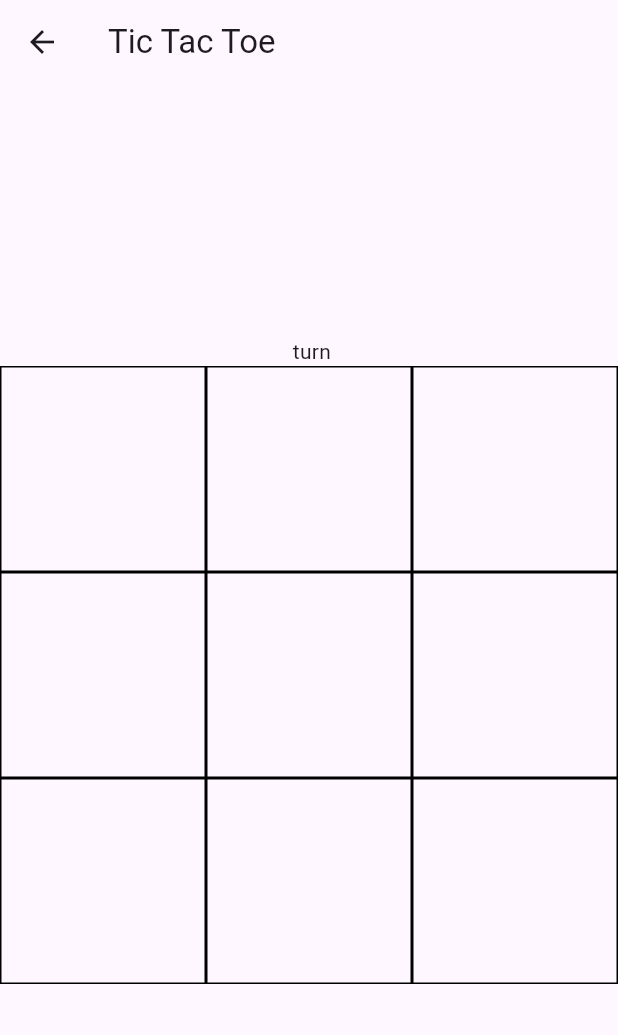
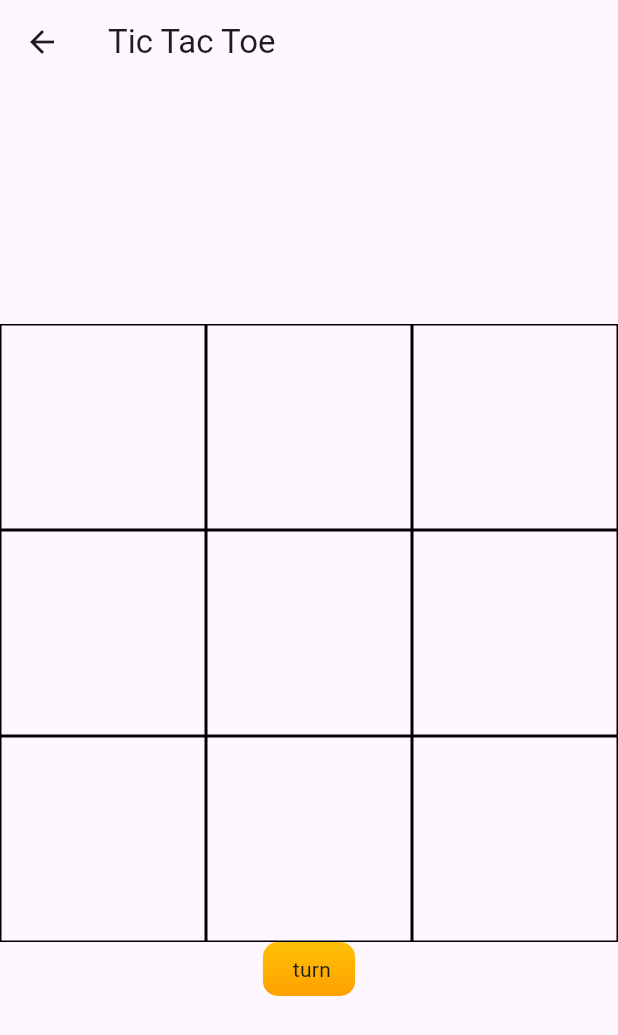
Before and after one commit to SulabhShrestha/tic-tac-toe, a Flutter app: the GamePage screen opened directly with empty values, on a phone screen of 412 x 824 dp. Shown: the top 1035 px of the screen. Run offline on Flutter 3.47's test engine with Material 3 defaults, Android fonts, the phone set to English and light mode, and no system bars; our stand-ins replace flutter_dotenv, flutter_riverpod, socket_io_client; statements that could not run were skipped.

Commit message:
Player profile card added for game page

```diff
--- a/mobile/lib/main.dart
+++ b/mobile/lib/main.dart
@@ -1,8 +1,3 @@
-import 'dart:convert';
-import 'dart:developer';
-import 'dart:io';
-import 'dart:math';
-
 import 'package:flutter/material.dart';
 import 'package:flutter_riverpod/flutter_riverpod.dart';
 import 'package:mobile/providers/user_id_provider.dart';
--- a/mobile/lib/providers/game_conclusion_provider.dart
+++ b/mobile/lib/providers/game_conclusion_provider.dart
@@ -1,5 +1,4 @@
 import 'package:flutter_riverpod/flutter_riverpod.dart';
-import 'package:mobile/utils/tic_tac_utils.dart';
 
 /// Stores whose game conclusion
 final gameConclusionProvider =
--- a/mobile/lib/providers/user_id_provider.dart
+++ b/mobile/lib/providers/user_id_provider.dart
@@ -1,6 +1,5 @@
 import 'dart:math';
 
-import 'package:flutter/material.dart';
 import 'package:flutter_riverpod/flutter_riverpod.dart';
 
 /// Stores whose turn it is
--- a/mobile/lib/views/game_page/game_page.dart
+++ b/mobile/lib/views/game_page/game_page.dart
@@ -1,4 +1,3 @@
-import 'dart:developer';
 import 'dart:ui';
 
 import 'package:flutter/material.dart';
@@ -14,8 +13,8 @@ import 'package:mobile/providers/waiting_for_connection_provider.dart';
 import 'package:mobile/services/socket_web_services.dart';
 import 'package:mobile/utils/tic_tac_utils.dart';
 import 'package:mobile/views/game_page/widgets/player_icon.dart';
+import 'package:mobile/views/game_page/widgets/player_profile_card.dart';
 import 'package:mobile/views/game_page/widgets/waiting_loading_indicator.dart';
-import 'package:mobile/views/homepage/home_page.dart';
 
 import 'widgets/display_game_conclusion.dart';
 
@@ -67,7 +66,7 @@ class _HomePageState extends ConsumerState<GamePage> {
       if (!snackBarShown) {
         snackBarShown = true;
         ScaffoldMessenger.of(context).showSnackBar(
-          SnackBar(content: Text("Other player left the game.")),
+          const SnackBar(content: Text("Other player left the game.")),
         );
       }
     });
@@ -88,14 +87,14 @@ class _HomePageState extends ConsumerState<GamePage> {
         debugPrint("Inside game init $gameInit");
 
         ref.watch(allPlayersProvider.notifier).addPlayers(gameInit);
-        ref.watch(playerTurnProvider.notifier).state = gameInit["player1"];
+        ref.watch(playerTurnProvider.notifier).state = gameInit["Player 1"];
         ref.watch(waitingForConnectionProvider.notifier).state = false;
       });
     } else {
       Future(() {
         ref.watch(allPlayersProvider.notifier).addPlayers(widget.players);
         ref.watch(playerTurnProvider.notifier).state =
-            widget.players["player1"];
+            widget.players["Player 1"];
         ref.watch(waitingForConnectionProvider.notifier).state = false;
       });
     }
@@ -206,7 +205,7 @@ class _HomePageState extends ConsumerState<GamePage> {
             onPressed: () async {
               await _showBackDialog();
             },
-            icon: Icon(Icons.arrow_back),
+            icon: const Icon(Icons.arrow_back),
           ),
         ),
         body: SafeArea(
@@ -217,16 +216,15 @@ class _HomePageState extends ConsumerState<GamePage> {
                 mainAxisSize: MainAxisSize.max,
                 mainAxisAlignment: MainAxisAlignment.center,
                 children: [
-                  // who's turn
-                  Text(
-                      "${playerTurnProv == "123" ? "Your" : playerTurnProv} turn"),
-
                   Row(
                     mainAxisAlignment: MainAxisAlignment.spaceBetween,
                     children: [
+                      // for (final entry in ref.read(allPlayersProvider).entries)
+                      //   PlayerIcon(
+                      //       playerTitle: entry.key, playerUid: entry.value),
+
                       for (final entry in ref.read(allPlayersProvider).entries)
-                        PlayerIcon(
-                            playerTitle: entry.key, playerUid: entry.value),
+                        PlayerProfileCard(playerInfo: entry),
                     ],
                   ),
 
@@ -240,6 +238,22 @@ class _HomePageState extends ConsumerState<GamePage> {
                     children: [
                       for (int a = 0; a < 9; a++) _buildGridCell(a),
                     ],
+                  ),
+
+                  // who's turn
+                  Container(
+                    decoration: BoxDecoration(
+                      borderRadius: BorderRadius.circular(10),
+                      gradient: LinearGradient(
+                        begin: Alignment.topCenter,
+                        end: Alignment.bottomCenter,
+                        colors: [Colors.amber, Colors.amber.shade700],
+                      ),
+                    ),
+                    padding:
+                        const EdgeInsets.symmetric(vertical: 8, horizontal: 16),
+                    child: Text(
+                        "${playerTurnProv == ref.read(userIdProvider) ? "Your" : playerTurnProv} turn"),
                   ),
                 ],
               ),
--- a/mobile/lib/views/game_page/widgets/display_game_conclusion.dart
+++ b/mobile/lib/views/game_page/widgets/display_game_conclusion.dart
@@ -3,9 +3,8 @@ import 'dart:ui';
 import 'package:flutter/material.dart';
 import 'package:flutter_riverpod/flutter_riverpod.dart';
 import 'package:mobile/providers/game_conclusion_provider.dart';
-import 'package:mobile/providers/player_turn_provider.dart';
 import 'package:mobile/providers/room_details_provider.dart';
-import 'package:mobile/providers/tic_tac_providers.dart';
+
 import 'package:mobile/providers/user_id_provider.dart';
 import 'package:mobile/services/socket_web_services.dart';
 import 'package:mobile/utils/tic_tac_utils.dart';
--- a/mobile/lib/views/game_page/widgets/waiting_loading_indicator.dart
+++ b/mobile/lib/views/game_page/widgets/waiting_loading_indicator.dart
@@ -76,11 +76,11 @@ class _WaitingLoadingIndicatorState
         children: <TextSpan>[
           TextSpan(
             text: firstWord,
-            style: TextStyle(color: Colors.white),
+            style: const TextStyle(color: Colors.white),
           ),
           TextSpan(
             text: secondWord,
-            style: TextStyle(
+            style: const TextStyle(
               color: Colors.white,
               fontWeight: FontWeight.bold,
             ),
--- a/mobile/lib/views/homepage/loading_button_with_text.dart
+++ b/mobile/lib/views/homepage/loading_button_with_text.dart
@@ -1,7 +1,6 @@
 import 'package:flutter/material.dart';
 import 'package:flutter_riverpod/flutter_riverpod.dart';
 import 'package:mobile/providers/waiting_for_connection_provider.dart';
-import 'package:mobile/services/socket_web_services.dart';
 
 class LoadingButtonWithText extends ConsumerStatefulWidget {
   final String text;
--- a/mobile/pubspec.yaml
+++ b/mobile/pubspec.yaml
@@ -64,7 +64,7 @@ flutter:
   # To add assets to your application, add an assets section, like this:
   assets:
     - .env
-  #   - images/a_dot_burr.jpeg
+    - images/
   #   - images/a_dot_ham.jpeg
 
   # An image asset can refer to one or more resolution-specific "variants", see
```
Also changed, not shown: mobile/lib/utils/colors.dart (added, +8 -0 lines), mobile/lib/views/game_page/widgets/player_profile_card.dart (added, +104 -0 lines), mobile/lib/views/homepage/home_page.dart (+9 -10 lines), mobile/images/circle.png (added), mobile/images/close.png (added).
